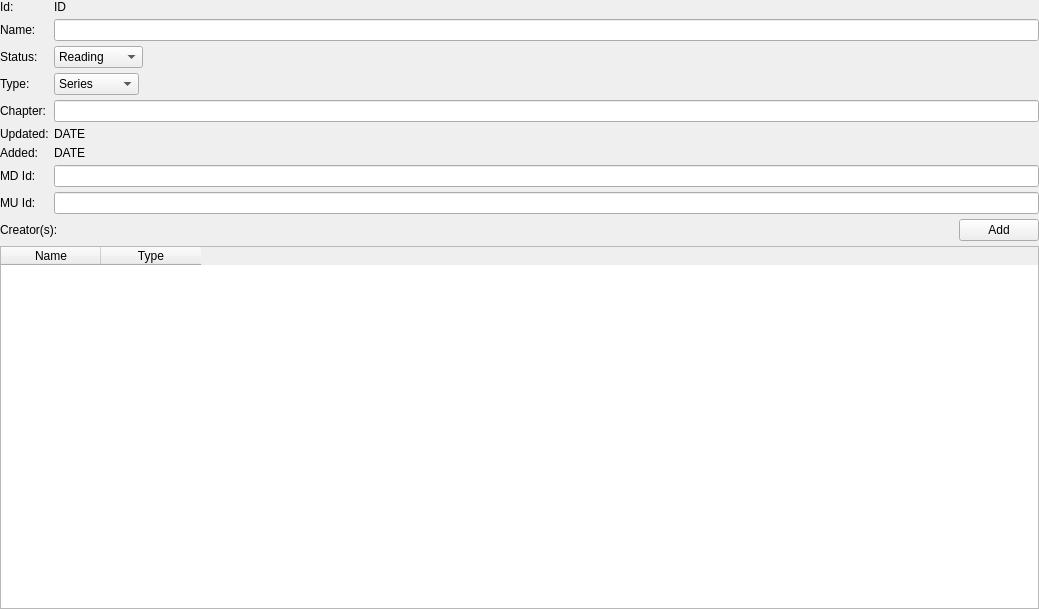
This is Tracker-lib/src/UI/WorkPage/WorkPage.ui in NikolaRoev/Tracker as Qt 5 draws it before an edit. The edited form follows.
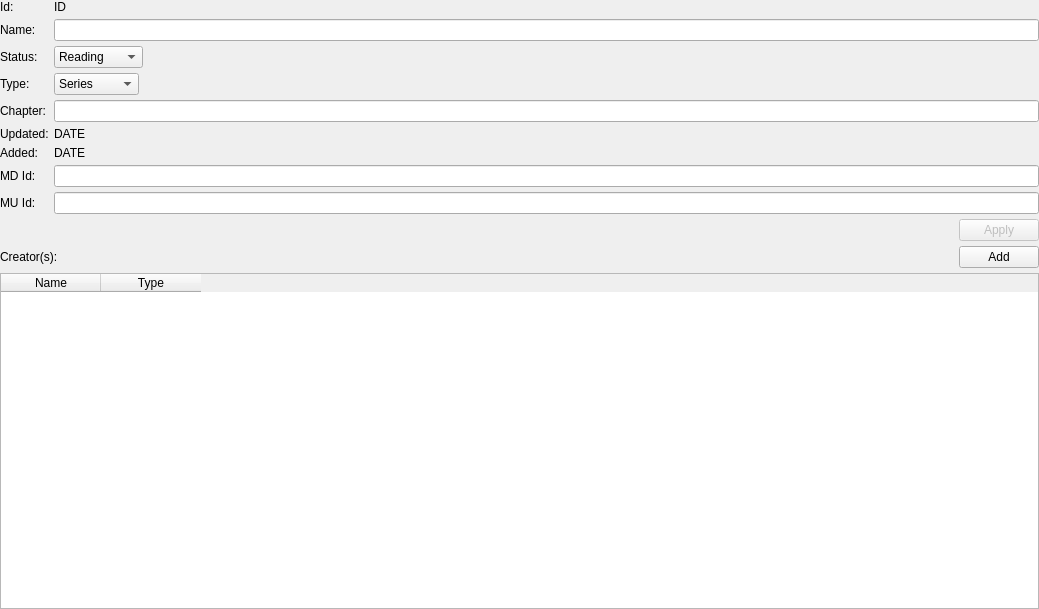
This is the edited form. Custom widgets are drawn as their Qt base class.

Diff of the .ui file:
```diff
--- a/Tracker-lib/src/UI/WorkPage/WorkPage.ui
+++ b/Tracker-lib/src/UI/WorkPage/WorkPage.ui
@@ -174,6 +174,36 @@
      </item>
     </layout>
    </item>
+   <item>
+    <layout class="QHBoxLayout" name="horizontalLayout_2" stretch="1,0">
+     <property name="spacing">
+      <number>5</number>
+     </property>
+     <item>
+      <spacer name="horizontalSpacer">
+       <property name="orientation">
+        <enum>Qt::Horizontal</enum>
+       </property>
+       <property name="sizeHint" stdset="0">
+        <size>
+         <width>40</width>
+         <height>20</height>
+        </size>
+       </property>
+      </spacer>
+     </item>
+     <item>
+      <widget class="QPushButton" name="applyButton">
+       <property name="enabled">
+        <bool>false</bool>
+       </property>
+       <property name="text">
+        <string>Apply</string>
+       </property>
+      </widget>
+     </item>
+    </layout>
+   </item>
    <item>
     <layout class="QVBoxLayout" name="verticalLayout_2">
      <item>
```
